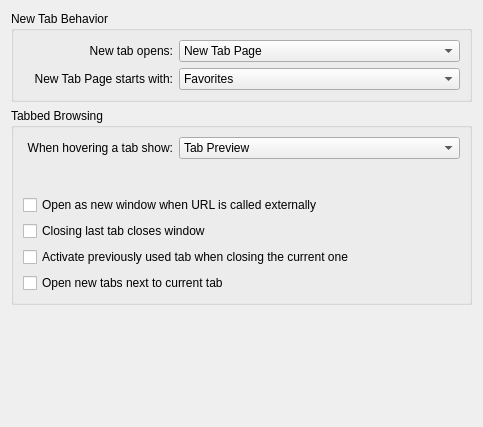
First picture: the form in src/settings/settings_tabs.ui, repository KDE/rekonq, before the edit.
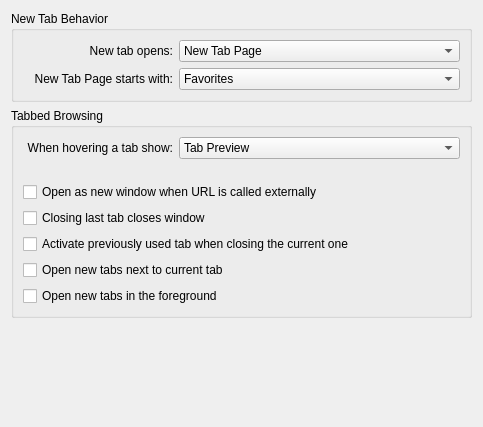
Second picture: the form after the edit. Custom widgets are drawn as their Qt base class.

Commit message:
Open new tabs in the foreground.
Adds a new configuration option (disabled by default) to open links in
new tabs in the foreground.

Diff of the .ui file:
```diff
--- a/src/settings/settings_tabs.ui
+++ b/src/settings/settings_tabs.ui
@@ -222,6 +222,13 @@
         </property>
        </widget>
       </item>
+      <item>
+       <widget class="QCheckBox" name="kcfg_openNewTabsInForeground">
+        <property name="text">
+         <string>Open new tabs in the foreground</string>
+        </property>
+       </widget>
+      </item>
      </layout>
     </widget>
    </item>
```
The commit also changes 2 other files.
